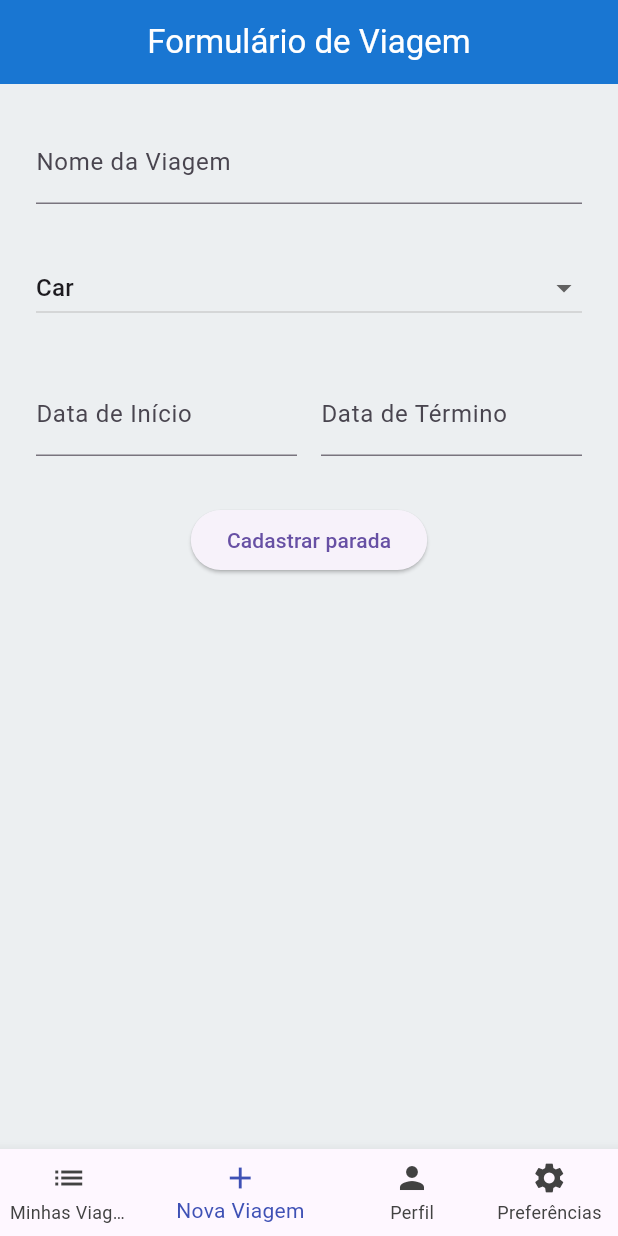
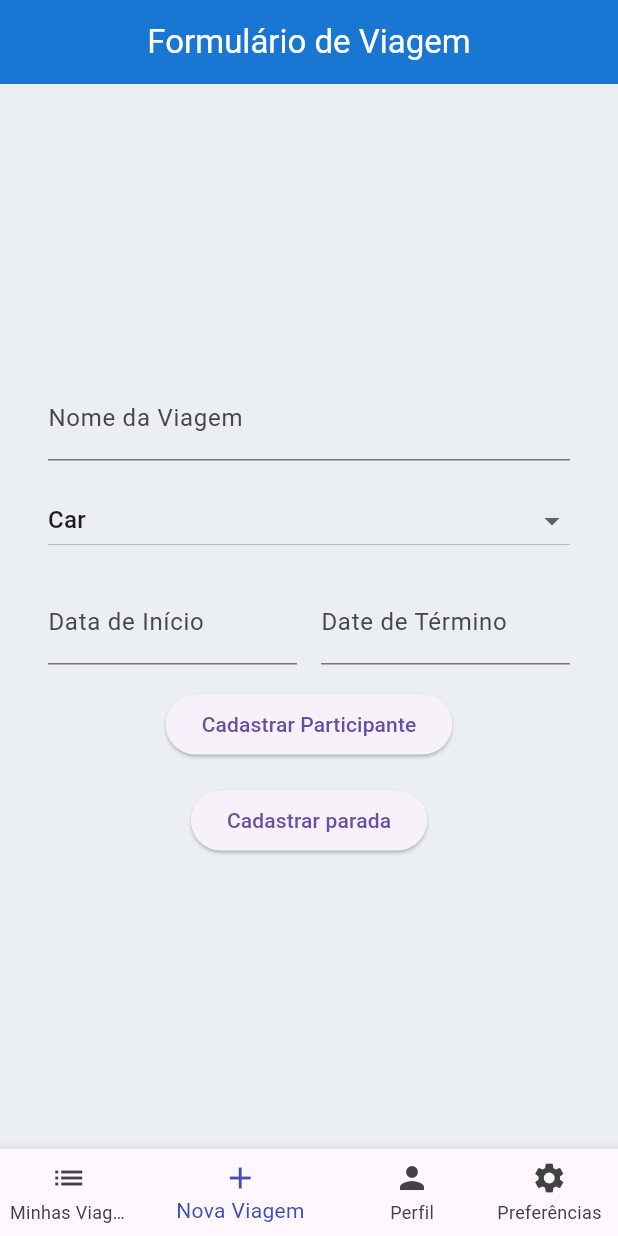
Before and after one commit to Jasper1308/TravelApp, a Flutter app: the screen it shows once a user with an empty profile is signed in, swiped to page 2, on a phone screen of 412 x 824 dp. Run offline on Flutter 3.47's test engine with Material 3 defaults, Android fonts, the phone set to English and light mode, and no system bars; our stand-ins replace firebase_auth, firebase_core, image_picker, shared_preferences, sqflite; missing offline and left inert: firebase_ui_auth; accounts and stored records are empty.

Commit message:
feat: Implement basic travel form with scrolling and date handling

```diff
--- /dev/null
+++ b/lib/core/navigation/app_router.dart
@@ -0,0 +1,10 @@
+import 'package:flutter/material.dart';
+import 'package:travel_app/presentation/screens/participant_register_screen.dart';
+import 'package:travel_app/presentation/screens/travel_stop_screen.dart';
+
+class AppRouter {
+  static Map<String, WidgetBuilder> get routes => {
+    '/participant-register': (context) => const ParticipantRegister(),
+    '/travel-stop-register': (context) => const TravelStopScreen(),
+  };
+}
--- a/lib/database/travel_stop_table.dart
+++ b/lib/database/travel_stop_table.dart
@@ -5,7 +5,7 @@ class TravelStopTable {
   static const String createTable =
       '''
     CREATE TABLE $tableName(
-      $travelStopId INTEGER PRIMARY KEY NOT NULL,
+      $travelStopId INTEGER PRIMARY KEY AUTOINCREMENT,
       $stopOrder INTEGER NOT NULL,
       $placeName TEXT NOT NULL,
       $latitude REAL NOT NULL,
--- a/lib/database/travel_table.dart
+++ b/lib/database/travel_table.dart
@@ -4,7 +4,7 @@ class TravelTable {
   static const String createTable =
       '''
     CREATE TABLE $tableName(
-      $travelId INTEGER PRIMARY KEY NOT NULL,
+      $travelId INTEGER PRIMARY KEY AUTOINCREMENT,
       $name TEXT NOT NULL,
       $initialDate DATE NOT NULL,
       $endDate DATE NOT NULL,
--- a/lib/domain/entities/participant.dart
+++ b/lib/domain/entities/participant.dart
@@ -1,13 +1,13 @@
 class Participant {
-  final String participantId;
+  final String? participantId;
   final String name;
-  final String age;
+  final DateTime birthdate;
   final String photoPath;
 
   Participant({
-    required this.participantId,
+    this.participantId,
     required this.name,
-    required this.age,
+    required this.birthdate,
     required this.photoPath,
   });
 
@@ -15,7 +15,7 @@ class Participant {
     return Participant(
       participantId: map['participantId'],
       name: map['name'],
-      age: map['age'],
+      birthdate: DateTime.parse(map['birthdate']),
       photoPath: map['photoPath']
     );
   }
--- a/lib/main.dart
+++ b/lib/main.dart
@@ -4,6 +4,8 @@ import 'package:flutter_localizations/flutter_localizations.dart';
 import 'package:provider/provider.dart';
 import 'package:travel_app/auth_gate.dart';
 import 'package:travel_app/controllers/app_preferences_provider.dart';
+import 'package:travel_app/controllers/participant_provider.dart';
+import 'package:travel_app/core/navigation/app_router.dart';
 import 'package:travel_app/core/theme/app_theme.dart';
 import 'package:travel_app/firebase_options.dart';
 import 'controllers/travel_provider.dart';
@@ -19,7 +21,8 @@ void main() async {
     MultiProvider(
       providers: [
         ChangeNotifierProvider(create: (context) => TravelState()),
-        ChangeNotifierProvider(create: (context) => AppPreferencesState())
+        ChangeNotifierProvider(create: (context) => AppPreferencesState()),
+        ChangeNotifierProvider(create: (context) => ParticipantState()),
       ],
       child: MyApp(),
     )
@@ -52,6 +55,8 @@ class MyApp extends StatelessWidget {
       supportedLocales: [Locale('en'), Locale('es'), Locale('pt')],
 
       home: AuthGate(),
+      routes: AppRouter.routes
+
     );
   }
 }
--- a/lib/presentation/screens/travel_screen.dart
+++ b/lib/presentation/screens/travel_screen.dart
@@ -2,6 +2,7 @@ import 'package:flutter/material.dart';
 import 'package:provider/provider.dart';
 import 'package:travel_app/controllers/travel_provider.dart';
 import 'package:travel_app/domain/enums/transport_type.dart';
+import 'package:travel_app/presentation/widgets/date_input_field.dart';
 
 class TravelForm extends StatefulWidget {
   const TravelForm({super.key});
@@ -15,8 +16,8 @@ class _TravelFormState extends State<TravelForm> {
 
   TransportType _transportType = TransportType.car;
   final TextEditingController _travelNameController = TextEditingController();
-  final TextEditingController _initialDateController = TextEditingController();
-  final TextEditingController _endDateController = TextEditingController();
+  DateTime? _initialDate;
+  DateTime? _endDate;
   final TextEditingController _experiencesController = TextEditingController();
   final TextEditingController _stopsController = TextEditingController();
   final TextEditingController _participantsController = TextEditingController();
@@ -33,14 +34,17 @@ class _TravelFormState extends State<TravelForm> {
         child: Form(
           key: _formKey,
           child: Padding(
-            padding: const EdgeInsets.all(24.0),
+            padding: const EdgeInsets.all(32.0),
+            child: SingleChildScrollView(
               child: Column(
+                mainAxisAlignment: MainAxisAlignment.start,
+                mainAxisSize: MainAxisSize.max,
                 children: [
                   TextFormField(
                     decoration: InputDecoration(labelText: 'Nome da Viagem'),
                     controller: _travelNameController,
                   ),
-                const SizedBox(height: 32.0),
+                  const SizedBox(height: 16.0),
                   DropdownButton<TransportType>(
                     value: _transportType,
                     hint: Text('Tipo de Transporte'),
@@ -57,34 +61,50 @@ class _TravelFormState extends State<TravelForm> {
                       });
                     },
                   ),
-                const SizedBox(height: 32.0),
+                  const SizedBox(height: 16.0),
                   Row(
                     children: [
                       Expanded(
-                      child: TextFormField(
-                        decoration: InputDecoration(
-                          labelText: 'Data de Início',
-                        ),
-                        controller: _initialDateController,
+                        child: DateInputField(
+                          label: 'Data de Início',
+                          onDateSelected: (date) {
+                            setState(() {
+                              _initialDate = date;
+                            });
+                          },
+                          firstDate: DateTime(1900),
+                          lastDate: DateTime(2100),
                         ),
                       ),
                       const SizedBox(width: 16.0),
                       Expanded(
-                      child: TextFormField(
-                        decoration: InputDecoration(
-                          labelText: 'Data de Término',
-                        ),
-                        controller: _endDateController,
+                        child: DateInputField(
+                          label: 'Date de Término',
+                          onDateSelected: (date) {
+                            setState(() {
+                              _endDate = date;
+                            });
+                          },
+                          firstDate: DateTime(1900),
+                          lastDate: DateTime(2100),
                         ),
                       ),
                     ],
                   ),
-                const SizedBox(height: 32.0),
+                  const SizedBox(height: 16.0),
+                  ElevatedButton(
+                    child: Text('Cadastrar Participante'),
+                    onPressed: () =>
+                        Navigator.pushNamed(context, '/participant-register'),
+                  ),
+                  const SizedBox(height: 16.0),
                   ElevatedButton(
                     child: Text('Cadastrar parada'),
-                    onPressed: () => Navigator.pushNamed(context, '/travel_stop')
+                    onPressed: () =>
+                        Navigator.pushNamed(context, '/travel-stop'),
                   ),
                 ],
+              ),
             ),
           ),
         ),
--- a/lib/presentation/widgets/date_input_field.dart
+++ b/lib/presentation/widgets/date_input_field.dart
@@ -8,7 +8,7 @@ class DateInputField extends StatefulWidget {
   final DateTime? firstDate;
   final DateTime? lastDate;
 
-  DateInputField({
+  const DateInputField({
     super.key,
     required this.label,
     required this.onDateSelected,
```
Also changed, not shown: lib/database/participant_table.dart (+4 -4 lines), lib/presentation/screens/participant_register_screen.dart (+24 -4 lines), lib/presentation/screens/travel_stop_screen.dart (+1 -19 lines), 1 other file. Lines whose indentation alone changed are shown as unchanged.
